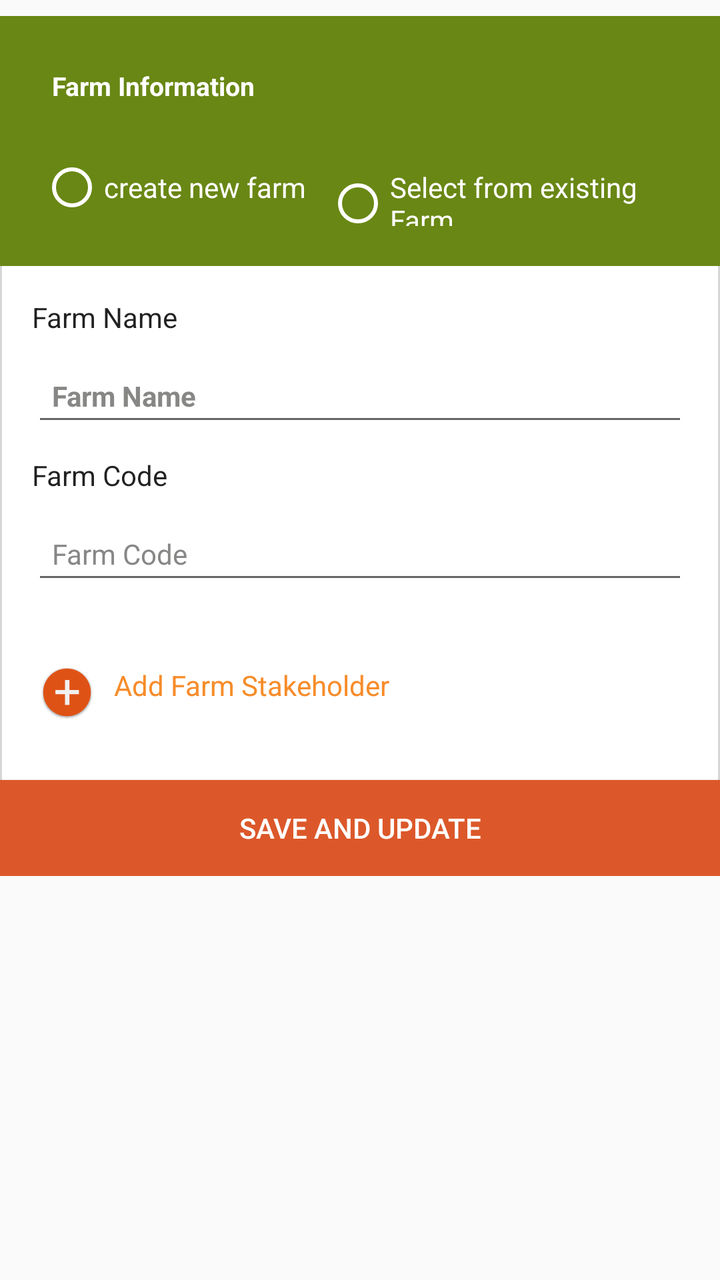
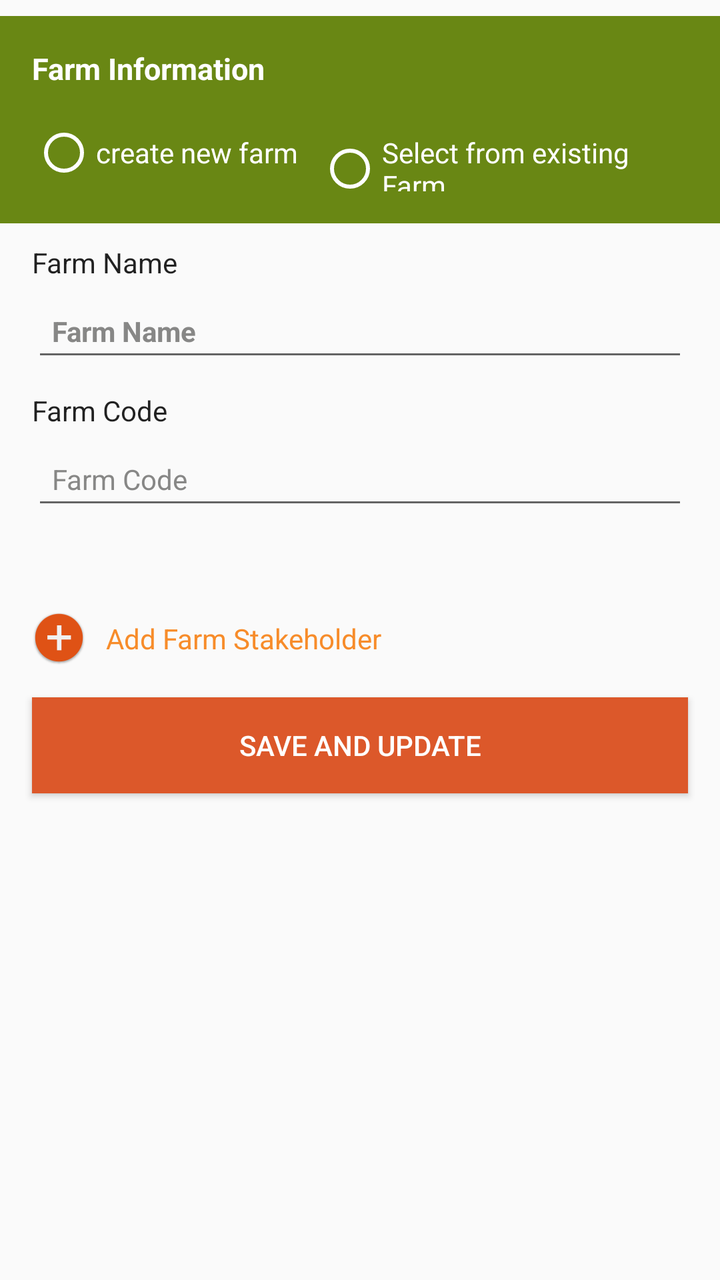

Screens rendered from an Android XML layout before and after an edit, with the pre-edit source and the edit as a unified diff.
<!-- AndroidManifest.xml: application theme AppCompactTheme -->
<!-- res/layout/activity_update_multifarm.xml -->
<?xml version="1.0" encoding="utf-8"?>
<ScrollView
    android:layout_width="match_parent"
    xmlns:android="http://schemas.android.com/apk/res/android"
    android:layout_height="match_parent">
    <LinearLayout
        android:id="@+id/farmInformationLayout"
        android:layout_width="match_parent"
        android:layout_height="match_parent"
        android:background="@drawable/border_white_background"
        android:layout_marginTop="@dimen/ofis_med_pad"
        android:orientation="vertical">


    <LinearLayout
        android:id="@+id/updateFarmLayout"
        android:layout_width="match_parent"
        android:layout_height="wrap_content"
        android:background="@color/ofis_farmer_screen_actions_background"
        android:padding="@dimen/margin_10"
        android:orientation="vertical">

        <TextView
            android:layout_width="wrap_content"
            android:layout_height="wrap_content"
            android:layout_margin="@dimen/activity_horizontal_margin"
            android:layout_marginBottom="@dimen/ofis_med_pad"
            android:text="@string/farm_information"
            android:textColor="@color/ofis_base_font_white"
            android:textSize="@dimen/ofis_small_text"
            android:textStyle="bold" />


        <RadioGroup
            android:id="@+id/farmRadioGroup"
            android:layout_width="wrap_content"
            android:orientation="horizontal"
            android:layout_margin="@dimen/margin_10"
            android:layout_above="@+id/newFarmLayout"
            android:layout_height="wrap_content">

            <RadioButton
                android:id="@+id/newFarmRadioButton"
                android:layout_width="wrap_content"
                android:text="@string/create_new_farm"
                android:buttonTint="@color/white"
                android:textColor="@color/ofis_base_font_white"
                android:layout_height="wrap_content"/>
            <RadioButton
                android:id="@+id/existingFarmRadioButton"
                android:layout_width="wrap_content"
                android:text="@string/select_from_existing_farm"
                android:buttonTint="@color/white"
                android:textColor="@color/ofis_base_font_white"
                android:layout_marginLeft="@dimen/margin_10"
                android:layout_height="wrap_content"/>

        </RadioGroup>

    </LinearLayout>

        <LinearLayout
            android:id="@+id/newFarmLayout"
            android:layout_below="@+id/updateFarmLayout"
            android:orientation="vertical"
            android:layout_margin="@dimen/activity_horizontal_margin"
            android:layout_width="match_parent"
            android:layout_height="wrap_content">

            <TextView
                android:text="@string/farm_name"
                android:layout_width="match_parent"
                android:textColor="@color/ofis_text_field"
                android:layout_height="wrap_content"/>

            <EditText
                android:layout_width="match_parent"
                android:layout_height="40dp"
                android:inputType="textCapWords"
                android:padding="@dimen/margin_10"
                android:layout_marginTop="@dimen/margin_10"
                android:id="@+id/farmNameEdittext"
                android:textColor="@color/ofis_text_field"
                android:textStyle="bold"
                android:textSize="@dimen/ofis_input_field_text"
                android:hint="@string/farm_name"
                android:maxLength="100"
                android:digits="ABCDEFGHIJKLMNOPQRSTUVWX1Z1234567890abcdefghijklmnopqrstuvwxyz.,/'-_ \\"
                android:textColorHint="@color/icon_grey_palette_2"
                android:layout_marginBottom="@dimen/ofis_input_field_bottom_margin"/>

            <TextView
                android:text="@string/farm_code"
                android:layout_width="match_parent"
                android:textColor="@color/ofis_text_field"
                android:layout_height="wrap_content"/>
            <EditText
                android:layout_width="match_parent"
                android:layout_height="40dp"
                android:inputType="textCapWords"
                android:padding="@dimen/margin_10"
                android:layout_marginTop="@dimen/margin_10"
                android:id="@+id/farmCodeEdittext"
                android:textColor="@color/ofis_text_field"
                android:focusable="false"
                android:textSize="@dimen/ofis_input_field_text"
                android:hint="@string/farm_code"
                android:textColorHint="@color/icon_grey_palette_2"
                android:layout_marginBottom="@dimen/ofis_input_field_bottom_margin"/>

        </LinearLayout>

        <LinearLayout
            android:id="@+id/stakeholderPart"
            android:orientation="vertical"
            android:layout_below="@+id/newFarmLayout"
            android:layout_margin="@dimen/margin_10"
            android:layout_width="match_parent"
            android:layout_height="wrap_content">


            <LinearLayout
                android:id="@+id/addFarmerRoleLayout"
                android:layout_width="match_parent"
                android:layout_height="wrap_content"
                android:orientation="horizontal">
                <ImageView
                    android:id="@+id/addRoleTV"
                    android:layout_width="27dp"
                    android:layout_height="27dp"
                    android:src="@drawable/ic_ofis_add"
                    android:layout_marginLeft="@dimen/margin_10"
                    android:background="@android:color/transparent"
                    android:contentDescription="@string/Add" />

                <TextView
                    android:text="@string/add_stakeholder"
                    android:textColor="@color/btnColorThird"
                    android:layout_width="wrap_content"
                    android:layout_marginLeft="@dimen/margin_10"
                    android:background="@android:color/transparent"
                    android:layout_height="wrap_content"/>
            </LinearLayout>

            <LinearLayout
                android:layout_width="match_parent"
                android:layout_height="wrap_content"
                android:orientation="vertical"
                android:animateLayoutChanges="true"
                android:layout_weight="1"
                android:layout_margin="@dimen/margin_10"
                android:id="@+id/farmStakeholderLayout">
            </LinearLayout>


        </LinearLayout>


    <Button
        android:layout_width="match_parent"
        android:layout_height="wrap_content"
        android:id="@+id/saveButton"
        android:layout_alignParentBottom="true"
        android:background="@color/btn_primary_background"
        android:text="Save and Update"
        android:textColor="@color/ofis_base_font_white"
        android:paddingLeft="15dp"
        android:paddingRight="15dp"/>

    </LinearLayout>
    
</ScrollView>
<!-- resources referenced by this layout -->
<resources>
  <color name="btnColorThird">#f78c2a</color>
  <color name="btn_primary_background">#dc582a</color>
  <color name="icon_grey_palette_2">#878786</color>
  <color name="ofis_base_font_white">#ffffff</color>
  <color name="ofis_farmer_screen_actions_background">#698714</color>
  <color name="ofis_text_field">#DE000000</color>
  <color name="white">#FFFFFF</color>
  <dimen name="activity_horizontal_margin">16dp</dimen>
  <dimen name="margin_10">10dp</dimen>
  <dimen name="ofis_input_field_bottom_margin">10dp</dimen>
  <dimen name="ofis_input_field_text">14sp</dimen>
  <dimen name="ofis_med_pad">8dp</dimen>
  <dimen name="ofis_small_text">13sp</dimen>
  <!-- drawable border_white_background (drawable) -->
  <?xml version="1.0" encoding="utf-8"?>
  <shape xmlns:android="http://schemas.android.com/apk/res/android" android:shape="rectangle">
      <solid android:color="@color/ofis_base_font_white" />
      <stroke
          android:width="1dip"
          android:color="@color/ofis_input_field_separator" />
  </shape>
  <!-- drawable ic_ofis_add: png bitmap (drawable-hdpi, 4378 bytes) -->
  <string name="Add">Add</string>
  <string name="add_stakeholder">Add Farm Stakeholder</string>
  <string name="create_new_farm">create new farm</string>
  <string name="farm_code">Farm Code</string>
  <string name="farm_information">Farm Information</string>
  <string name="farm_name">Farm Name</string>
  <string name="select_from_existing_farm">Select from existing Farm</string>
  <style name="AppCompactTheme" parent="Theme.AppCompat.Light">
          
          <item name="spinnerStyle">@android:style/Widget.Holo.Light.Spinner</item>
          <item name="android:spinnerItemStyle">@style/SpinnerItem</item>
          <item name="spinnerDropDownItemStyle">@style/SpinnerItem.DropDownItem</item>
          <item name="dropDownListViewStyle">@style/StandardSpinner</item>
  
          <item name="actionBarStyle">@style/AppTheme.ActionBarStyle</item>
          <item name="android:splitMotionEvents">false</item>
          <item name="android:windowEnableSplitTouch">false</item>
  
      </style>
  <color name="ofis_input_field_separator">#26000000</color>
  <style name="SpinnerItem" parent="Widget.AppCompat.TextView.SpinnerItem">
          <item name="android:textColor">@color/ofis_base_font_white</item>
          <item name="android:textSize">@dimen/ofis_spinner_text</item>
      </style>
  <style name="SpinnerItem.DropDownItem" parent="Widget.AppCompat.Light.DropDownItem.Spinner">
          <item name="android:textColor">@color/ofis_text_field</item>
          <item name="background">@color/ofis_spinner_item_background</item>
      </style>
  <style name="StandardSpinner" parent="Widget.AppCompat.ListView.DropDown">
          <item name="android:dividerHeight">@dimen/ofis_spinner_itemseparator</item>
          <item name="divider">@color/ofis_spinner_divider</item>
      </style>
  <style name="AppTheme.ActionBarStyle" parent="Theme.AppCompat.Light">
          <item name="titleTextStyle">@style/AppTheme.ActionBar.TitleTextStyle</item>
      </style>
  <dimen name="ofis_spinner_text">14sp</dimen>
  <color name="ofis_spinner_item_background">@color/ofis_actionbar_background</color>
  <dimen name="ofis_spinner_itemseparator">1dp</dimen>
  <color name="ofis_spinner_divider">#ff333333</color>
  <style name="AppTheme.ActionBar.TitleTextStyle" parent="android:TextAppearance">
          <item name="android:textSize">@dimen/ofis_large_text</item>
          <item name="android:textStyle">bold</item>
      </style>
  <color name="ofis_actionbar_background">#dddddd</color>
  <dimen name="ofis_large_text">17sp</dimen>
</resources>

<!-- the commit's change to res/layout/activity_update_multifarm.xml (unified diff, before → after) -->
@@ -7,7 +7,6 @@
         android:id="@+id/farmInformationLayout"
         android:layout_width="match_parent"
         android:layout_height="match_parent"
-        android:background="@drawable/border_white_background"
         android:layout_marginTop="@dimen/ofis_med_pad"
         android:orientation="vertical">
 
@@ -17,25 +16,25 @@
         android:layout_width="match_parent"
         android:layout_height="wrap_content"
         android:background="@color/ofis_farmer_screen_actions_background"
-        android:padding="@dimen/margin_10"
         android:orientation="vertical">
 
         <TextView
             android:layout_width="wrap_content"
             android:layout_height="wrap_content"
-            android:layout_margin="@dimen/activity_horizontal_margin"
-            android:layout_marginBottom="@dimen/ofis_med_pad"
+           android:layout_marginLeft="@dimen/activity_vertical_margin"
+           android:layout_marginRight="@dimen/activity_vertical_margin"
+           android:layout_marginTop="@dimen/activity_vertical_margin"
             android:text="@string/farm_information"
             android:textColor="@color/ofis_base_font_white"
-            android:textSize="@dimen/ofis_small_text"
+            android:textSize="@dimen/ofis_med_text"
             android:textStyle="bold" />
 
 
         <RadioGroup
             android:id="@+id/farmRadioGroup"
-            android:layout_width="wrap_content"
+            android:layout_width="match_parent"
             android:orientation="horizontal"
-            android:layout_margin="@dimen/margin_10"
+            android:layout_margin="@dimen/activity_vertical_margin"
             android:layout_above="@+id/newFarmLayout"
             android:layout_height="wrap_content">
 
@@ -63,7 +62,9 @@
             android:id="@+id/newFarmLayout"
             android:layout_below="@+id/updateFarmLayout"
             android:orientation="vertical"
-            android:layout_margin="@dimen/activity_horizontal_margin"
+            android:layout_marginTop="@dimen/margin_10"
+            android:layout_marginLeft="@dimen/activity_vertical_margin"
+            android:layout_marginRight="@dimen/activity_vertical_margin"
             android:layout_width="match_parent"
             android:layout_height="wrap_content">
 
@@ -78,7 +79,7 @@
                 android:layout_height="40dp"
                 android:inputType="textCapWords"
                 android:padding="@dimen/margin_10"
-                android:layout_marginTop="@dimen/margin_10"
+                android:layout_marginTop="5dp"
                 android:id="@+id/farmNameEdittext"
                 android:textColor="@color/ofis_text_field"
                 android:textStyle="bold"
@@ -99,14 +100,13 @@
                 android:layout_height="40dp"
                 android:inputType="textCapWords"
                 android:padding="@dimen/margin_10"
-                android:layout_marginTop="@dimen/margin_10"
+                android:layout_marginTop="5dp"
                 android:id="@+id/farmCodeEdittext"
                 android:textColor="@color/ofis_text_field"
                 android:focusable="false"
                 android:textSize="@dimen/ofis_input_field_text"
                 android:hint="@string/farm_code"
-                android:textColorHint="@color/icon_grey_palette_2"
-                android:layout_marginBottom="@dimen/ofis_input_field_bottom_margin"/>
+                android:textColorHint="@color/icon_grey_palette_2"/>
 
         </LinearLayout>
 
@@ -114,22 +114,31 @@
             android:id="@+id/stakeholderPart"
             android:orientation="vertical"
             android:layout_below="@+id/newFarmLayout"
-            android:layout_margin="@dimen/margin_10"
+            android:layout_margin="@dimen/activity_vertical_margin"
             android:layout_width="match_parent"
             android:layout_height="wrap_content">
+
+            <LinearLayout
+                android:layout_width="match_parent"
+                android:layout_height="wrap_content"
+                android:orientation="vertical"
+                android:animateLayoutChanges="true"
+                android:layout_margin="@dimen/margin_10"
+                android:id="@+id/farmStakeholderLayout"/>
 
 
             <LinearLayout
                 android:id="@+id/addFarmerRoleLayout"
                 android:layout_width="match_parent"
                 android:layout_height="wrap_content"
+                android:layout_marginTop="@dimen/margin_10"
                 android:orientation="horizontal">
                 <ImageView
                     android:id="@+id/addRoleTV"
                     android:layout_width="27dp"
                     android:layout_height="27dp"
                     android:src="@drawable/ic_ofis_add"
-                    android:layout_marginLeft="@dimen/margin_10"
+                    android:layout_gravity="center"
                     android:background="@android:color/transparent"
                     android:contentDescription="@string/Add" />
 
@@ -138,19 +147,11 @@
                     android:textColor="@color/btnColorThird"
                     android:layout_width="wrap_content"
                     android:layout_marginLeft="@dimen/margin_10"
+                    android:layout_gravity="center"
                     android:background="@android:color/transparent"
                     android:layout_height="wrap_content"/>
             </LinearLayout>
 
-            <LinearLayout
-                android:layout_width="match_parent"
-                android:layout_height="wrap_content"
-                android:orientation="vertical"
-                android:animateLayoutChanges="true"
-                android:layout_weight="1"
-                android:layout_margin="@dimen/margin_10"
-                android:id="@+id/farmStakeholderLayout">
-            </LinearLayout>
 
 
         </LinearLayout>
@@ -162,6 +163,9 @@
         android:id="@+id/saveButton"
         android:layout_alignParentBottom="true"
         android:background="@color/btn_primary_background"
+        android:layout_marginLeft="@dimen/activity_vertical_margin"
+        android:layout_marginRight="@dimen/activity_vertical_margin"
+        android:layout_marginBottom="@dimen/activity_vertical_margin"
         android:text="Save and Update"
         android:textColor="@color/ofis_base_font_white"
         android:paddingLeft="15dp"
<!-- resource entries referenced after the edit -->
@@ -7,20 +7,12 @@
   <color name="ofis_farmer_screen_actions_background">#698714</color>
   <color name="ofis_text_field">#DE000000</color>
   <color name="white">#FFFFFF</color>
-  <dimen name="activity_horizontal_margin">16dp</dimen>
+  <dimen name="activity_vertical_margin">16dp</dimen>
   <dimen name="margin_10">10dp</dimen>
   <dimen name="ofis_input_field_bottom_margin">10dp</dimen>
   <dimen name="ofis_input_field_text">14sp</dimen>
   <dimen name="ofis_med_pad">8dp</dimen>
-  <dimen name="ofis_small_text">13sp</dimen>
-  <!-- drawable border_white_background (drawable) -->
-  <?xml version="1.0" encoding="utf-8"?>
-  <shape xmlns:android="http://schemas.android.com/apk/res/android" android:shape="rectangle">
-      <solid android:color="@color/ofis_base_font_white" />
-      <stroke
-          android:width="1dip"
-          android:color="@color/ofis_input_field_separator" />
-  </shape>
+  <dimen name="ofis_med_text">15sp</dimen>
   <!-- drawable ic_ofis_add: png bitmap (drawable-hdpi, 4378 bytes) -->
   <string name="Add">Add</string>
   <string name="add_stakeholder">Add Farm Stakeholder</string>
@@ -41,7 +33,6 @@
           <item name="android:windowEnableSplitTouch">false</item>
   
       </style>
-  <color name="ofis_input_field_separator">#26000000</color>
   <style name="SpinnerItem" parent="Widget.AppCompat.TextView.SpinnerItem">
           <item name="android:textColor">@color/ofis_base_font_white</item>
           <item name="android:textSize">@dimen/ofis_spinner_text</item>
